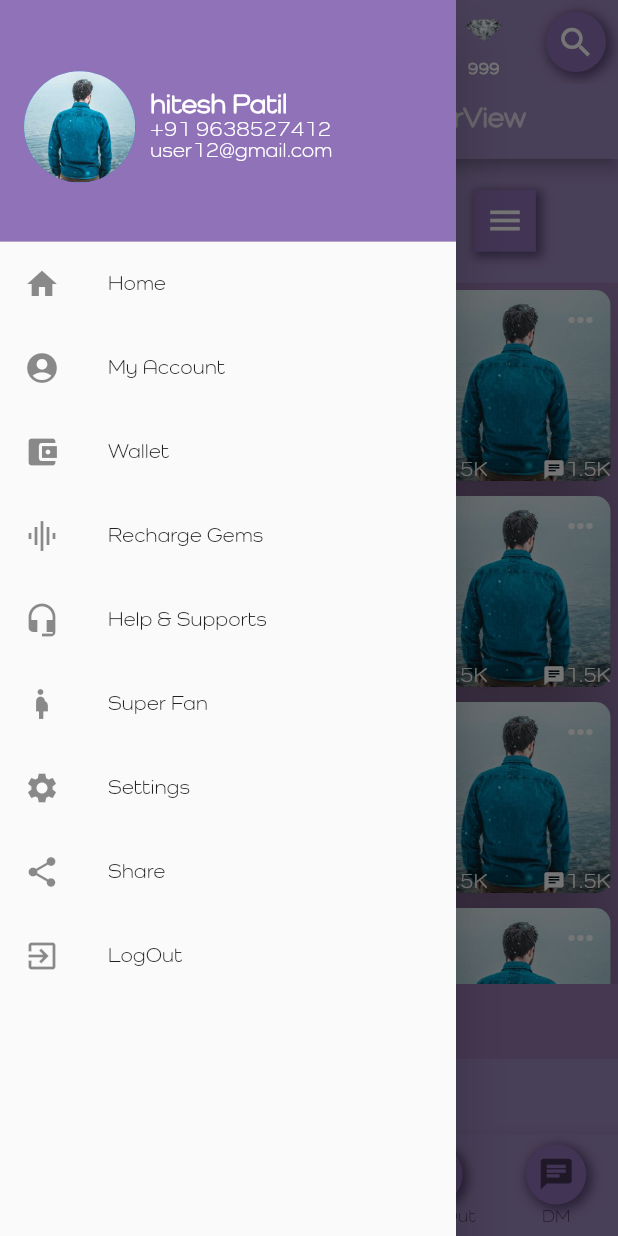
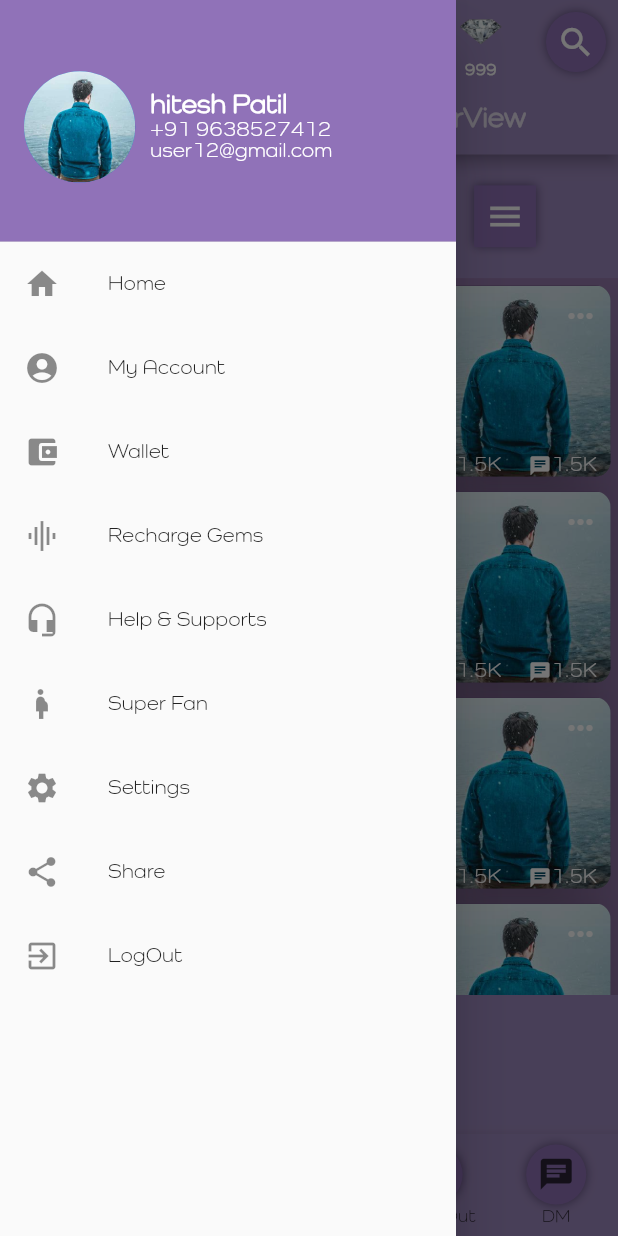
Before and after one commit to developerkrishnasoftweb/simrank, a Flutter app: the Tablayout screen opened directly, with the side drawer open, on a phone screen of 412 x 824 dp. Run offline on Flutter 3.47's test engine with Material 2 defaults, Android fonts, the phone set to English and light mode, and no system bars; our stand-ins replace carousel_slider, clay_containers, dio, file_picker, firebase_core, firebase_storage and 2 more; missing offline and left inert: neuomorphic_container, video_thumbnail; accounts and stored records are empty; network calls fail.

```diff
--- a/lib/login_register/login.dart
+++ b/lib/login_register/login.dart
@@ -596,6 +596,7 @@ class _Login extends State<Login>{
       });
       Services.userSignIn(formData, context, _scaffoldKey).then((value) async {
         if(value.response){
+          print(value.data[0]["access_token"]);
           storeLoginData(value.data);
           Navigator.pop(context);
           Navigator.push(context, MaterialPageRoute(builder: (context) => Home()));
--- a/lib/mainScreen/Tabbar.dart
+++ b/lib/mainScreen/Tabbar.dart
@@ -1,7 +1,8 @@
 import 'package:flutter/cupertino.dart';
 import 'package:flutter/material.dart';
+import 'package:shared_preferences/shared_preferences.dart';
 import 'ShoutOutMess.dart';
-import 'home_feed.dart';
+import '../services/services.dart';
 import 'image.dart';
 import '../constant/colors.dart';
 import 'appbar_bottombar.dart';
@@ -14,13 +15,14 @@ class Tablayout extends StatefulWidget {
 
 class _TablayoutState extends State<Tablayout> {
   var index = 0.0;
-
+  GlobalKey<ScaffoldState> _scaffoldKey = GlobalKey<ScaffoldState>();
   @override
   Widget build(BuildContext context) {
     Size size = MediaQuery.of(context).size;
     return DefaultTabController(
       length: 2,
       child: Scaffold(
+        key: _scaffoldKey,
         drawer: drawer(context),
         backgroundColor: MyColors.primarycolors,
         appBar: AppBar(
@@ -28,7 +30,7 @@ class _TablayoutState extends State<Tablayout> {
           leading: lead(context),
           actions: [action(context)],
           title: titlename(context),
-          bottom: TabBar(indicatorColor: Colors.white, indicatorWeight: 4.0,tabs: [
+          bottom: TabBar(indicatorColor: Colors.white, indicatorWeight: 1.0,tabs: [
             Tab(
               child: Text("HomeFeed",
               style: TextStyle(fontSize: 19.0, fontWeight: FontWeight.bold),
@@ -42,8 +44,7 @@ class _TablayoutState extends State<Tablayout> {
           ]),
         ),
         body: TabBarView(children: [
-          SingleChildScrollView(
-            child: Container(
+          Container(
             child: Column(
               children: [
                 Container(
@@ -60,9 +61,8 @@ class _TablayoutState extends State<Tablayout> {
                             color: MyColors.btncolorsprimary,
                             boxShadow: <BoxShadow>[
                               BoxShadow(
-                                    offset: const Offset(2.0, 2.0),
                                   blurRadius: 5.0,
-                                    spreadRadius: 2.0,
+                                  spreadRadius: 0.0,
                                   color: MyColors.btnsho)
                             ]),
                         child: GestureDetector(
@@ -84,9 +84,8 @@ class _TablayoutState extends State<Tablayout> {
                             color: MyColors.btncolorsprimary,
                             boxShadow: <BoxShadow>[
                               BoxShadow(
-                                    offset: const Offset(2.0, 2.0),
                                   blurRadius: 5.0,
-                                    spreadRadius: 2.0,
+                                  spreadRadius: 0.0,
                                   color: MyColors.btnsho)
                             ]),
                         child: GestureDetector(
@@ -106,9 +105,8 @@ class _TablayoutState extends State<Tablayout> {
                             color: MyColors.btncolorsprimary,
                             boxShadow: <BoxShadow>[
                               BoxShadow(
-                                    offset: const Offset(2.0, 2.0),
                                   blurRadius: 5.0,
-                                    spreadRadius: 2.0,
+                                  spreadRadius: 0.0,
                                   color: MyColors.btnsho)
                             ]),
                         child: GestureDetector(
@@ -129,9 +127,8 @@ class _TablayoutState extends State<Tablayout> {
                   child: SingleChildScrollView(
                       child: Container(
                         color: Color(0xFF987bb0),
-                          height: size.height * 0.628,
+                        height: size.height * 0.58,
                         width: size.width,
-                          padding: EdgeInsets.only(bottom: 50),
                         child: GridView.builder(
                           itemCount: 20,
                           gridDelegate: SliverGridDelegateWithFixedCrossAxisCount(
@@ -160,9 +157,10 @@ class _TablayoutState extends State<Tablayout> {
                                           bottomRight: Radius.circular(10.0))),
                                   child: new Row(
                                     mainAxisAlignment:
-                                      MainAxisAlignment.spaceBetween,
+                                    MainAxisAlignment.spaceAround,
                                     children: [
-                                        Row(
+                                      GestureDetector(
+                                        child: Row(
                                           children: [
                                             Icon(
                                               Icons.favorite,
@@ -173,6 +171,18 @@ class _TablayoutState extends State<Tablayout> {
                                                 style: TextStyle(
                                                     color: MyColors.whiteColor))
                                           ],
+                                        ),
+                                        onTap: () async {
+                                          String id = "1";
+                                          SharedPreferences _sharedPrefrences = await SharedPreferences.getInstance();
+                                          if(_sharedPrefrences.getStringList("data") != null){
+                                            String token = _sharedPrefrences.getStringList("data")[14];
+                                            await Services.mediaLike(context, token, id, _scaffoldKey).then((value) {
+                                              print(value.response);
+                                            });
+                                          }
+                                          // Services.mediaLike(context, token, id, _scaffoldKey);
+                                        },
                                       ),
                                       Row(
                                         children: [
@@ -210,7 +220,6 @@ class _TablayoutState extends State<Tablayout> {
                       )),
                 ),
               ],
-              ),
             ),
           ),
           SingleChildScrollView(
--- a/lib/mainScreen/appbar_bottombar.dart
+++ b/lib/mainScreen/appbar_bottombar.dart
@@ -23,9 +23,8 @@ Widget lead(BuildContext context) {
             color: MyColors.btncolorsprimary,
             boxShadow: <BoxShadow>[
               BoxShadow(
-                  offset: const Offset(2.0, 2.0),
                   blurRadius: 5.0,
-                  spreadRadius: 2.0,
+                  spreadRadius: 0,
                   color: MyColors.btnsho)
             ]),
         child: GestureDetector(
@@ -51,13 +50,11 @@ Widget titlename(BuildContext context) {
         height: 40.0,
         width: 40.0,
         decoration: BoxDecoration(
-          shape: BoxShape.rectangle,
+          shape: BoxShape.circle,
           color: MyColors.btncolorsprimary,
           boxShadow: <BoxShadow>[
             BoxShadow(
-                offset: const Offset(2.0, 2.0),
                 blurRadius: 5.0,
-                spreadRadius: 2.0,
                 color: MyColors.btnsho)
           ],
         ),
@@ -69,7 +66,7 @@ Widget titlename(BuildContext context) {
           },
           child: Icon(
             Icons.home,
-            size: 26.0,
+            size: 24.0,
           ),
         ),
       ),
@@ -105,8 +102,8 @@ Widget titlename(BuildContext context) {
               children: [
                 Image.asset(
                   'assets/images/diamond.png',
-                  height: 35,
-                  width: 35,
+                  height: 39,
+                  width: 39,
                 ),
                 Text(
                   "999",
@@ -130,9 +127,8 @@ Widget action(BuildContext context) {
           color: MyColors.btncolorsprimary,
           boxShadow: <BoxShadow>[
             BoxShadow(
-                offset: const Offset(2.0, 2.0),
                 blurRadius: 5.0,
-                spreadRadius: 2.0,
+                spreadRadius: 0.0,
                 color: MyColors.btnsho)
           ]),
       child: GestureDetector(
@@ -275,7 +271,7 @@ class _BottomBarState extends State<BottomBar> {
       showSelectedLabels: true,
       showUnselectedLabels: true,
       selectedItemColor: Colors.white,
-      unselectedItemColor: Colors.black54,
+      unselectedItemColor: Colors.black.withOpacity(0.7),
       backgroundColor: Color.fromRGBO(158, 138, 191, 1),
       onTap: (index) {
         setState(() {
@@ -318,9 +314,8 @@ class _BottomBarState extends State<BottomBar> {
                   color: MyColors.btncolorsprimary,
                   boxShadow: <BoxShadow>[
                     BoxShadow(
-                        offset: const Offset(2.0, 2.0),
                         blurRadius: 5.0,
-                        spreadRadius: 2.0,
+                        spreadRadius: 0.0,
                         color: MyColors.btnsho)
                   ]),
               child: Icon(
@@ -343,9 +338,8 @@ class _BottomBarState extends State<BottomBar> {
                   color: MyColors.btncolorsprimary,
                   boxShadow: <BoxShadow>[
                     BoxShadow(
-                        offset: const Offset(2.0, 2.0),
                         blurRadius: 5.0,
-                        spreadRadius: 2.0,
+                        spreadRadius: 0,
                         color: MyColors.btnsho)
                   ]),
               child: Icon(
@@ -368,9 +362,8 @@ class _BottomBarState extends State<BottomBar> {
                   color: MyColors.btncolorsprimary,
                   boxShadow: <BoxShadow>[
                     BoxShadow(
-                        offset: const Offset(2.0, 2.0),
                         blurRadius: 5.0,
-                        spreadRadius: 2.0,
+                        spreadRadius: 0.0,
                         color: MyColors.btnsho)
                   ]),
               child: Icon(
@@ -393,9 +386,8 @@ class _BottomBarState extends State<BottomBar> {
                   color: MyColors.btncolorsprimary,
                   boxShadow: <BoxShadow>[
                     BoxShadow(
-                        offset: const Offset(2.0, 2.0),
                         blurRadius: 5.0,
-                        spreadRadius: 2.0,
+                        spreadRadius: 0,
                         color: MyColors.btnsho)
                   ]),
               child: Icon(
@@ -418,9 +410,8 @@ class _BottomBarState extends State<BottomBar> {
                   color: MyColors.btncolorsprimary,
                   boxShadow: <BoxShadow>[
                     BoxShadow(
-                        offset: const Offset(2.0, 2.0),
                         blurRadius: 5.0,
-                        spreadRadius: 2.0,
+                        spreadRadius: 0,
                         color: MyColors.btnsho)
                   ]),
               child: Icon(
@@ -433,7 +424,7 @@ class _BottomBarState extends State<BottomBar> {
                 child: Text("DM",
                     style: TextStyle(
                         fontWeight: FontWeight.bold, fontSize: 15.0))),
-            backgroundColor: Color.fromRGBO(158, 138, 191, 1))
+            backgroundColor: Color.fromRGBO(158, 138, 191, 1)),
       ],
     );
   }
--- a/lib/mainScreen/shoutout_detail.dart
+++ b/lib/mainScreen/shoutout_detail.dart
@@ -490,7 +490,7 @@ class _ShoutOutDetail extends State<ShoutOutDetail>{
                                     ),
                                     color: Color.fromRGBO(158, 138, 191, 1),
                                     onPressed: (){
-                                      Navigator.push(context, MaterialPageRoute(builder: (context) => ShoutOutMonetize()));
+                                      // Navigator.push(context, MaterialPageRoute(builder: (context) => ShoutOutMonetize(title: widget.title, file: widget.file, description: widget.description, extension: widget.extension, thumbnailImage: widget.image,)));
                                     },
                                   ),
                                 )
--- a/lib/services/url.dart
+++ b/lib/services/url.dart
@@ -4,4 +4,5 @@ class Urls{
   static String userSignUp = "api/sign-up";
   static String getModels = "api/models";
   static String saveMedia = "api/save-media";
+  static String mediaLike = "api/media-like/";
 }
```
Also changed, not shown: lib/services/services.dart (+27 -8 lines). Lines whose indentation alone changed are shown as unchanged.
